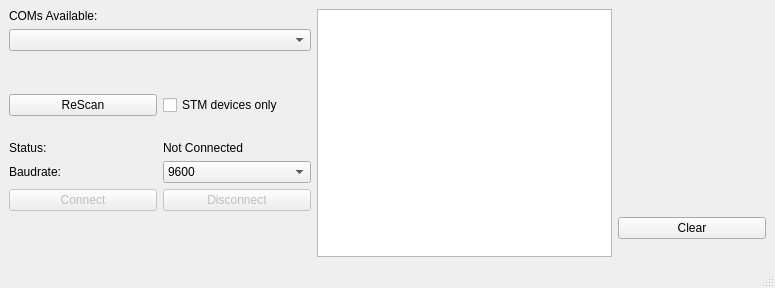
First picture: the form in Terminal.ui, repository notiel/OstrannaTerminal, before the edit.
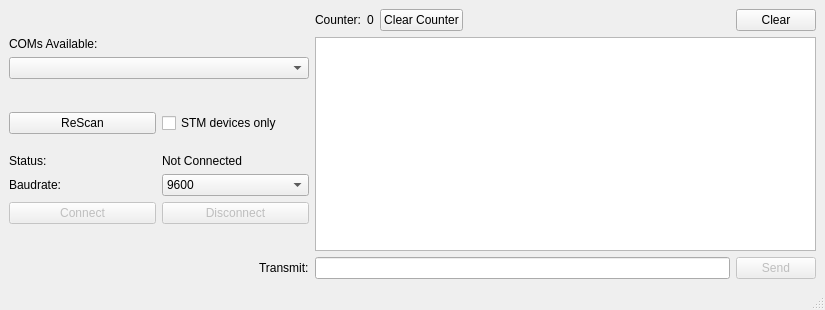
Second picture: the form after the edit.

Diff of the .ui file:
```diff
--- a/Terminal.ui
+++ b/Terminal.ui
@@ -6,8 +6,8 @@
    <rect>
     <x>0</x>
     <y>0</y>
-    <width>775</width>
-    <height>288</height>
+    <width>825</width>
+    <height>310</height>
    </rect>
   </property>
   <property name="windowTitle">
@@ -15,62 +15,54 @@
   </property>
   <widget class="QWidget" name="centralwidget">
    <layout class="QGridLayout" name="gridLayout">
-    <item row="6" column="1">
-     <widget class="QLabel" name="LblStatusInfo">
-      <property name="text">
-       <string>Not Connected</string>
-      </property>
-     </widget>
+    <item row="1" column="3" rowspan="11" colspan="5">
+     <widget class="QTextBrowser" name="TxtBuffer"/>
     </item>
-    <item row="8" column="1">
-     <widget class="QPushButton" name="BtnDisconnect">
-      <property name="enabled">
-       <bool>false</bool>
-      </property>
-      <property name="text">
-       <string>Disconnect</string>
-      </property>
-     </widget>
-    </item>
-    <item row="0" column="0">
-     <widget class="QLabel" name="LblAvailable">
-      <property name="text">
-       <string>COMs Available:</string>
-      </property>
-     </widget>
-    </item>
-    <item row="9" column="5">
+    <item row="0" column="7">
      <widget class="QPushButton" name="BtnClear">
       <property name="text">
        <string>Clear</string>
       </property>
      </widget>
     </item>
-    <item row="4" column="0">
-     <widget class="QPushButton" name="BtnReScan">
+    <item row="12" column="1" alignment="Qt::AlignRight">
+     <widget class="QLabel" name="LblTransmit">
       <property name="text">
-       <string>ReScan</string>
+       <string>Transmit:</string>
       </property>
      </widget>
     </item>
-    <item row="1" column="0" colspan="2">
-     <widget class="QComboBox" name="CBPorts">
-      <property name="minimumSize">
+    <item row="12" column="7">
+     <widget class="QPushButton" name="BtnSend">
+      <property name="enabled">
+       <bool>false</bool>
+      </property>
+      <property name="text">
+       <string>Send</string>
+      </property>
+     </widget>
+    </item>
+    <item row="0" column="3">
+     <widget class="QLabel" name="LblCounter">
+      <property name="maximumSize">
        <size>
-        <width>300</width>
-        <height>0</height>
+        <width>55</width>
+        <height>16777215</height>
        </size>
       </property>
+      <property name="text">
+       <string>Counter:</string>
+      </property>
      </widget>
     </item>
-    <item row="4" column="1">
+    <item row="5" column="1">
      <widget class="QCheckBox" name="CBSTM">
       <property name="text">
        <string>STM devices only</string>
       </property>
      </widget>
     </item>
-    <item row="7" column="1">
+    <item row="8" column="1">
      <widget class="QComboBox" name="CBBaudrate">
       <item>
        <property name="text">
@@ -94,33 +86,101 @@
       </item>
      </widget>
     </item>
-    <item row="8" column="0">
-     <widget class="QPushButton" name="BtnConnect">
-      <property name="enabled">
-       <bool>false</bool>
+    <item row="7" column="1">
+     <widget class="QLabel" name="LblStatusInfo">
+      <property name="text">
+       <string>Not Connected</string>
       </property>
+     </widget>
+    </item>
+    <item row="5" column="0">
+     <widget class="QPushButton" name="BtnReScan">
       <property name="text">
-       <string>Connect</string>
+       <string>ReScan</string>
       </property>
      </widget>
     </item>
-    <item row="6" column="0">
+    <item row="1" column="0">
+     <widget class="QLabel" name="LblAvailable">
+      <property name="text">
+       <string>COMs Available:</string>
+      </property>
+     </widget>
+    </item>
+    <item row="7" column="0">
      <widget class="QLabel" name="LblStatus">
       <property name="text">
        <string>Status:</string>
       </property>
      </widget>
     </item>
-    <item row="0" column="3" rowspan="11" colspan="2">
-     <widget class="QTextBrowser" name="TxtBuffer"/>
+    <item row="2" column="0" colspan="2">
+     <widget class="QComboBox" name="CBPorts">
+      <property name="minimumSize">
+       <size>
+        <width>300</width>
+        <height>0</height>
+       </size>
+      </property>
+     </widget>
     </item>
-    <item row="7" column="0">
+    <item row="9" column="0">
+     <widget class="QPushButton" name="BtnConnect">
+      <property name="enabled">
+       <bool>false</bool>
+      </property>
+      <property name="text">
+       <string>Connect</string>
+      </property>
+     </widget>
+    </item>
+    <item row="9" column="1">
+     <widget class="QPushButton" name="BtnDisconnect">
+      <property name="enabled">
+       <bool>false</bool>
+      </property>
+      <property name="text">
+       <string>Disconnect</string>
+      </property>
+     </widget>
+    </item>
+    <item row="8" column="0">
      <widget class="QLabel" name="LblBaudrate">
       <property name="text">
        <string>Baudrate:</string>
       </property>
      </widget>
     </item>
+    <item row="12" column="3" colspan="4">
+     <widget class="QLineEdit" name="TxtTransmit"/>
+    </item>
+    <item row="0" column="5">
+     <widget class="QPushButton" name="BtnCounter">
+      <property name="text">
+       <string>Clear Counter</string>
+      </property>
+     </widget>
+    </item>
+    <item row="0" column="6">
+     <spacer name="horizontalSpacer">
+      <property name="orientation">
+       <enum>Qt::Horizontal</enum>
+      </property>
+      <property name="sizeHint" stdset="0">
+       <size>
+        <width>40</width>
+        <height>20</height>
+       </size>
+      </property>
+     </spacer>
+    </item>
+    <item row="0" column="4">
+     <widget class="QLabel" name="LblCounterData">
+      <property name="text">
+       <string>0</string>
+      </property>
+     </widget>
+    </item>
    </layout>
   </widget>
   <widget class="QMenuBar" name="menubar">
```
Left out of the diff: 2 changed lines with no effect on the pictures.
